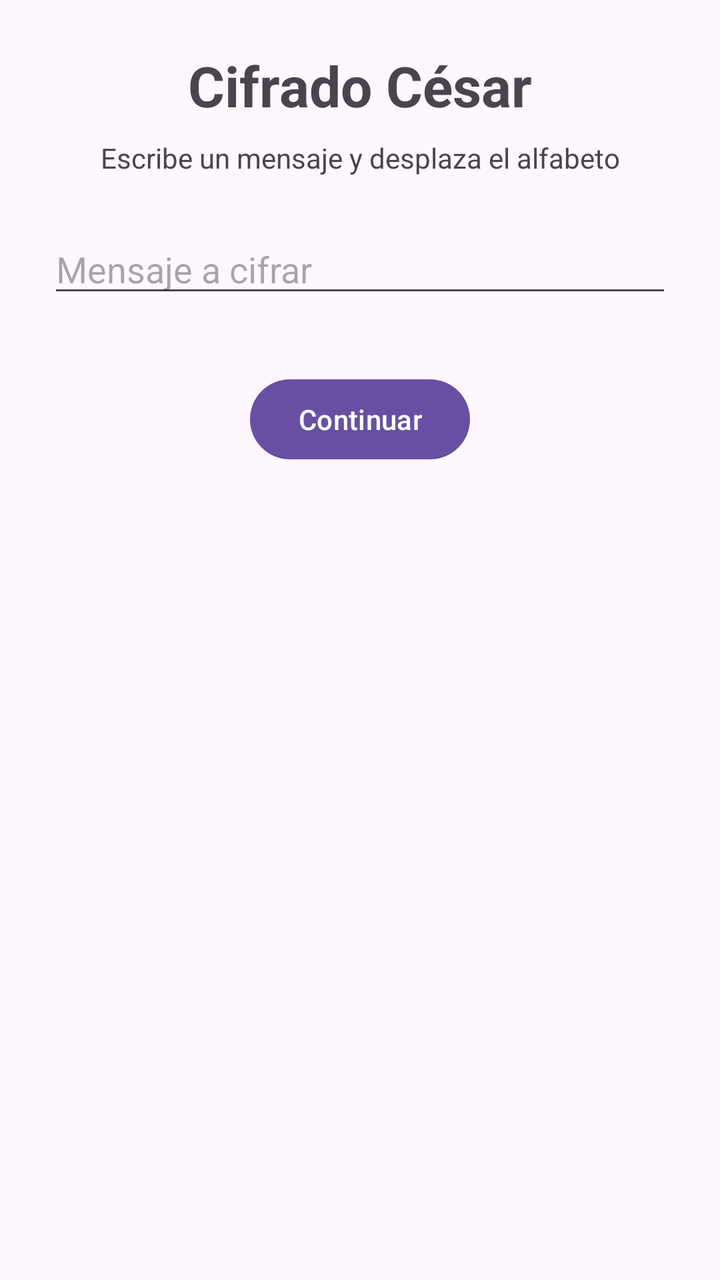
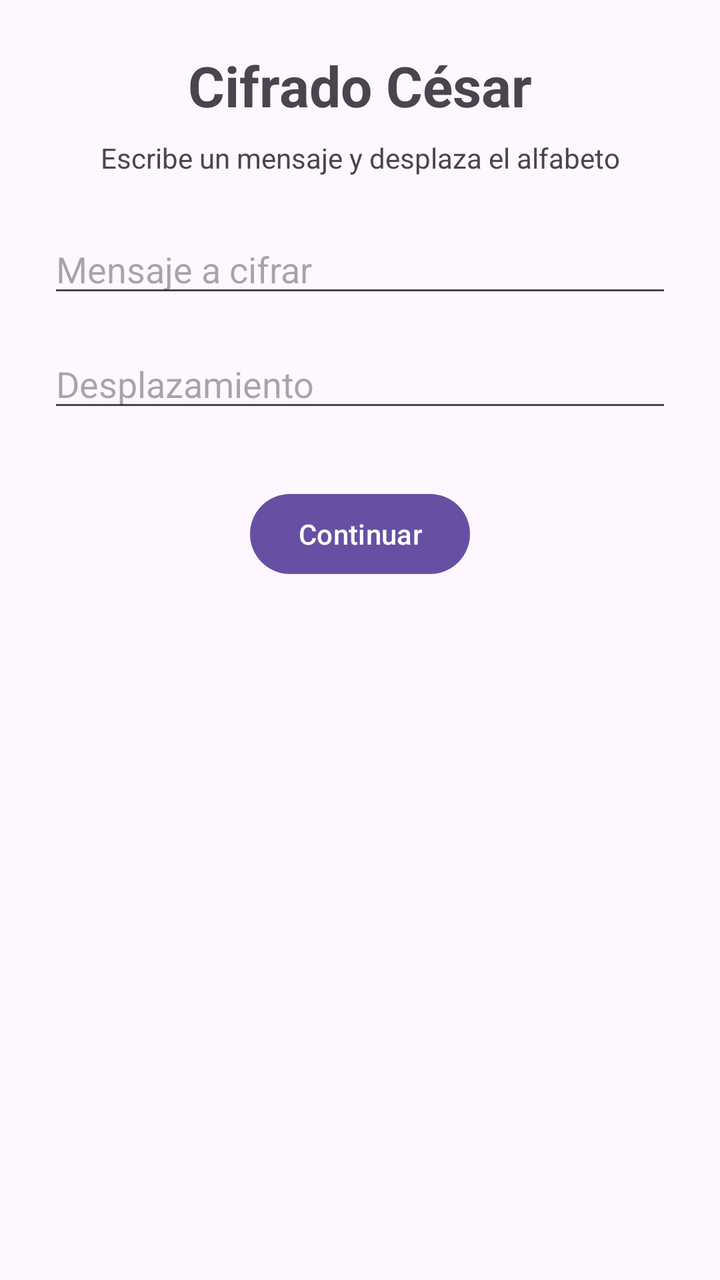

The first picture is an Android layout as it rendered before a commit; the second is the same layout after the commit. The layout source and the unified diff follow.
<!-- AndroidManifest.xml: application theme Theme.Fragments -->
<!-- res/layout/fragment_welcome.xml -->
<?xml version="1.0" encoding="utf-8"?>
<androidx.constraintlayout.widget.ConstraintLayout
    xmlns:android="http://schemas.android.com/apk/res/android"
    xmlns:app="http://schemas.android.com/apk/res-auto"
    android:layout_width="match_parent"
    android:layout_height="match_parent"
    android:padding="24dp">

    <TextView
        android:id="@+id/tvTitulo"
        android:layout_width="wrap_content"
        android:layout_height="wrap_content"
        android:text="@string/titulo_benvida"
        android:textSize="28sp"
        android:textStyle="bold"
        app:layout_constraintTop_toTopOf="parent"
        app:layout_constraintStart_toStartOf="parent"
        app:layout_constraintEnd_toEndOf="parent" />

    <TextView
        android:id="@+id/tvSubtitulo"
        android:layout_width="0dp"
        android:layout_height="wrap_content"
        android:layout_marginTop="8dp"
        android:gravity="center"
        android:text="@string/subtitulo_benvida"
        app:layout_constraintTop_toBottomOf="@id/tvTitulo"
        app:layout_constraintStart_toStartOf="parent"
        app:layout_constraintEnd_toEndOf="parent" />

    <EditText
        android:id="@+id/etMensaje"
        android:layout_width="0dp"
        android:layout_height="wrap_content"
        android:layout_marginTop="24dp"
        android:hint="@string/hint_mensaxe"
        android:inputType="text"
        android:autofillHints="off"
        app:layout_constraintTop_toBottomOf="@id/tvSubtitulo"
        app:layout_constraintStart_toStartOf="parent"
        app:layout_constraintEnd_toEndOf="parent" />


    <Button
        android:id="@+id/btContinuar"
        android:layout_width="wrap_content"
        android:layout_height="wrap_content"
        android:layout_marginTop="32dp"
        android:text="@string/accion_continuar"
        app:layout_constraintTop_toBottomOf="@id/etMensaje"
        app:layout_constraintStart_toStartOf="parent"
        app:layout_constraintEnd_toEndOf="parent" />

</androidx.constraintlayout.widget.ConstraintLayout>
<!-- resources referenced by this layout -->
<resources>
  <string name="accion_continuar">Continuar</string>
  <string name="hint_mensaxe">Mensaje a cifrar</string>
  <string name="subtitulo_benvida">Escribe un mensaje y desplaza el alfabeto</string>
  <string name="titulo_benvida">Cifrado César</string>
  <style name="Theme.Fragments" parent="Base.Theme.Fragments" />
  <style name="Base.Theme.Fragments" parent="Theme.Material3.DayNight.NoActionBar">
          
          
      </style>
</resources>

<!-- the commit's change to res/layout/fragment_welcome.xml (unified diff, before → after) -->
@@ -40,6 +40,18 @@
         app:layout_constraintStart_toStartOf="parent"
         app:layout_constraintEnd_toEndOf="parent" />
 
+    <EditText
+        android:id="@+id/etDesplazamiento"
+        android:layout_width="0dp"
+        android:layout_height="wrap_content"
+        android:layout_marginTop="16dp"
+        android:hint="@string/hint_desplazamiento"
+        android:inputType="numberSigned"
+        android:autofillHints="off"
+        app:layout_constraintTop_toBottomOf="@id/etMensaje"
+        app:layout_constraintStart_toStartOf="parent"
+        app:layout_constraintEnd_toEndOf="parent" />
+
 
     <Button
         android:id="@+id/btContinuar"
@@ -47,7 +59,7 @@
         android:layout_height="wrap_content"
         android:layout_marginTop="32dp"
         android:text="@string/accion_continuar"
-        app:layout_constraintTop_toBottomOf="@id/etMensaje"
+        app:layout_constraintTop_toBottomOf="@id/etDesplazamiento"
         app:layout_constraintStart_toStartOf="parent"
         app:layout_constraintEnd_toEndOf="parent" />
 
<!-- resource entries referenced after the edit -->
@@ -1,6 +1,7 @@
 <!-- resources referenced by this layout -->
 <resources>
   <string name="accion_continuar">Continuar</string>
+  <string name="hint_desplazamiento">Desplazamiento</string>
   <string name="hint_mensaxe">Mensaje a cifrar</string>
   <string name="subtitulo_benvida">Escribe un mensaje y desplaza el alfabeto</string>
   <string name="titulo_benvida">Cifrado César</string>
